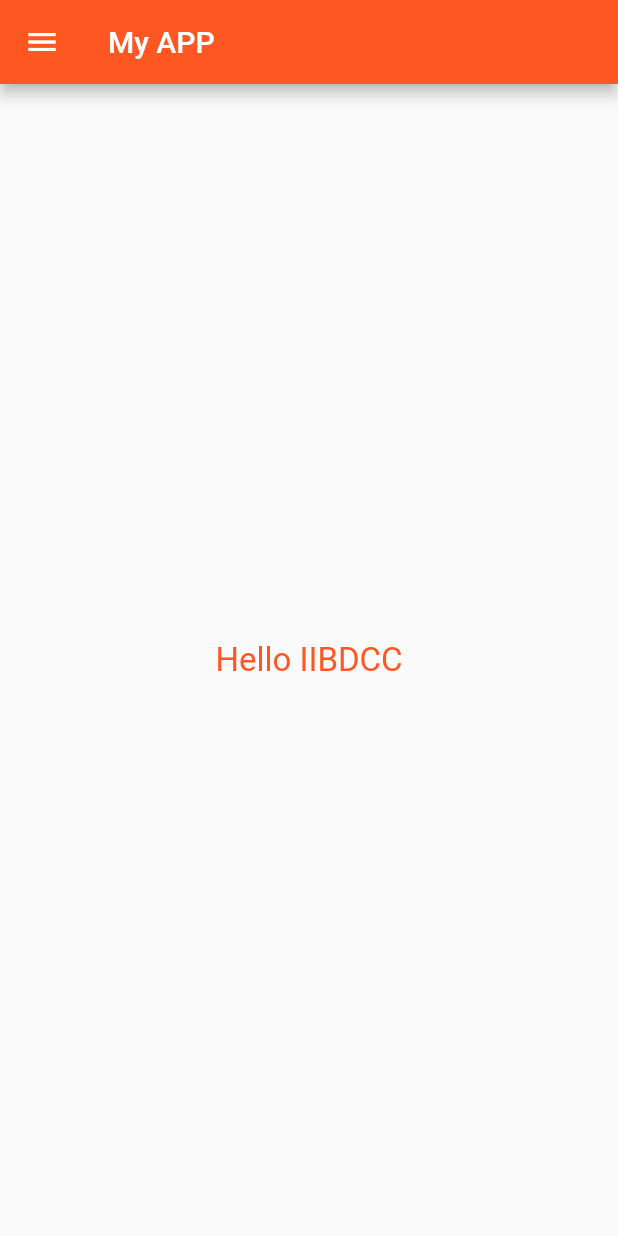
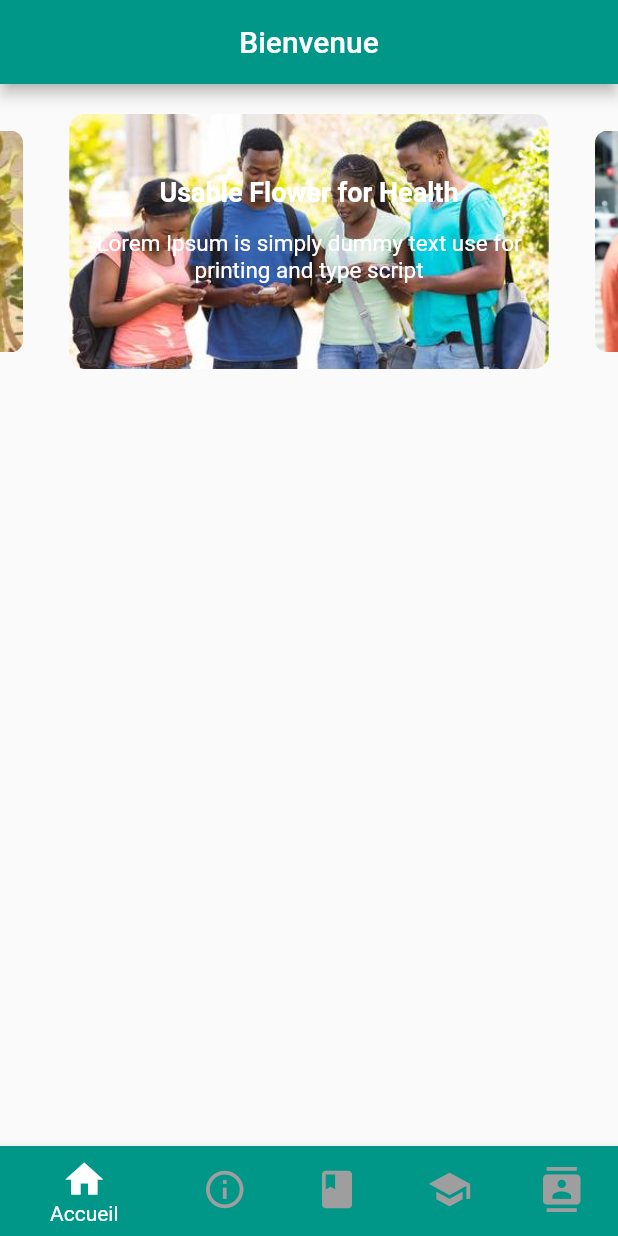
Before and after one commit to PiNdoye94/cfp-getech-flutter, a Flutter app: the screen it shows after launch, on a phone screen of 412 x 824 dp. Run offline on Flutter 3.47's test engine with Material 2 defaults, Android fonts, the phone set to English and light mode, and no system bars; drawn by our look-alikes of carousel_slider.

Commit message:
mise à jour de l'interface du projet avec flutter

```diff
--- /dev/null
+++ b/lib/accueil.dart
@@ -0,0 +1,257 @@
+import 'package:flutter/material.dart';
+import 'package:carousel_slider/carousel_slider.dart';
+
+
+class Accueil extends StatelessWidget {
+  @override
+  Widget build(BuildContext context){
+    return Scaffold(
+      //appBar: AppBar(backgroundColor: Colors.deepOrange,),
+      appBar: AppBar(title: Text('Bienvenue'),backgroundColor: Colors.teal,centerTitle: true,),
+      body: ListView(
+      children: <Widget>[
+        SizedBox(height: 15.0),
+        CarouselSlider(
+          items: [
+            Container(
+              margin: EdgeInsets.all(5.0),
+              decoration: BoxDecoration(
+                borderRadius: BorderRadius.circular(10.0),
+                image: DecorationImage(
+                  image: AssetImage('images/cfpImages/image1.jpg'),
+                  fit: BoxFit.cover,
+                ),
+              ),
+              child: Column(
+                mainAxisAlignment: MainAxisAlignment.center,
+                crossAxisAlignment: CrossAxisAlignment.center,
+                children: <Widget>[
+                  Text(
+                    'Usable Flower for Health',
+                    style: TextStyle(
+                    color: Colors.white,
+                    fontWeight: FontWeight.bold,
+                    fontSize: 18.0,
+                    ),
+                  ),
+                  Padding(
+                    padding: const EdgeInsets.all(15.0),
+                    child: Text(
+                      'Lorem Ipsum is simply dummy text use for printing and type script',
+                      style: TextStyle(
+                        color: Colors.white,
+                        fontSize: 15.0,
+                      ),
+                      textAlign: TextAlign.center,
+                    ),
+                  ),
+                ],
+              ),
+            ),
+            Container(
+              margin: EdgeInsets.all(5.0),
+              decoration: BoxDecoration(
+                borderRadius: BorderRadius.circular(10.0),
+                image: DecorationImage(
+                  image: AssetImage('images/cfpImages/image2.jpg'),
+                  fit: BoxFit.cover,
+                ),
+              ),
+              child: Column(
+                mainAxisAlignment: MainAxisAlignment.center,
+                crossAxisAlignment: CrossAxisAlignment.center,
+                children: <Widget>[
+                  Text(
+                    'Usable Flower for Health',
+                    style: TextStyle(
+                      color: Colors.white,
+                      fontWeight: FontWeight.bold,
+                      fontSize: 18.0,
+                    ),
+                  ),
+                  Padding(
+                    padding: const EdgeInsets.all(15.0),
+                    child: Text(
+                      'Lorem Ipsum is simply dummy text use for printing and type script',
+                      style: TextStyle(
+                        color: Colors.white,
+                        fontSize: 15.0,
+                      ),
+                      textAlign: TextAlign.center,
+                    ),
+                  ),
+                ]
+              ),
+            ),
+            Container(
+              margin: EdgeInsets.all(5.0),
+              decoration: BoxDecoration(
+                borderRadius: BorderRadius.circular(10.0),
+                image: DecorationImage(
+                  image: AssetImage('images/cfpImages/image3.png'),
+                  fit: BoxFit.cover,
+                ),
+              ),
+            ),
+            Container(
+              margin: EdgeInsets.all(5.0),
+              decoration: BoxDecoration(
+                borderRadius: BorderRadius.circular(10.0),
+                image: DecorationImage(
+                  image: AssetImage('images/cfpImages/image4.jpg'),
+                  fit: BoxFit.cover,
+                ),
+              ),
+              child: Column(
+                mainAxisAlignment: MainAxisAlignment.center,
+                crossAxisAlignment: CrossAxisAlignment.center,
+                children: <Widget>[
+                  Text(
+                    'Usable Flower for Health',
+                    style: TextStyle(
+                      color: Colors.white,
+                      fontWeight: FontWeight.bold,
+                      fontSize: 18.0,
+                    ),
+                  ),
+                  Padding(
+                    padding: const EdgeInsets.all(15.0),
+                    child: Text(
+                      'Lorem Ipsum is simply dummy text use for printing and type script',
+                      style: TextStyle(
+                        color: Colors.white,
+                        fontSize: 15.0,
+                      ),
+                      textAlign: TextAlign.center,
+                    ),
+                  ),
+                ]
+              ),
+            ),
+            Container(
+              margin: EdgeInsets.all(5.0),
+              decoration: BoxDecoration(
+                borderRadius: BorderRadius.circular(10.0),
+                image: DecorationImage(
+                  image: AssetImage('images/cfpImages/image5.jpg'),
+                  fit: BoxFit.cover,
+                ),
+              ),
+              child: Column(
+                mainAxisAlignment: MainAxisAlignment.center,
+                crossAxisAlignment: CrossAxisAlignment.center,
+                children: <Widget>[
+                  Text(
+                    'Usable Flower for Health',
+                    style: TextStyle(
+                      color: Colors.white,
+                      fontWeight: FontWeight.bold,
+                      fontSize: 18.0,
+                    ),
+                  ),
+                  Padding(
+                    padding: const EdgeInsets.all(15.0),
+                    child: Text(
+                      'Lorem Ipsum is simply dummy text use for printing and type script',
+                      style: TextStyle(
+                        color: Colors.white,
+                        fontSize: 15.0,
+                      ),
+                      textAlign: TextAlign.center,
+                    ),
+                  ),
+                ]
+              ),
+            ),
+            Container(
+              margin: EdgeInsets.all(5.0),
+              decoration: BoxDecoration(
+                borderRadius: BorderRadius.circular(10.0),
+                image: DecorationImage(
+                  image: AssetImage('images/cfpImages/image6.jpg'),
+                  fit: BoxFit.cover,
+                ),
+              ),
+              child: Column(
+                mainAxisAlignment: MainAxisAlignment.center,
+                crossAxisAlignment: CrossAxisAlignment.center,
+                children: <Widget>[
+                  Text(
+                    'Usable Flower for Health',
+                    style: TextStyle(
+                      color: Colors.white,
+                      fontWeight: FontWeight.bold,
+                      fontSize: 18.0,
+                    ),
+                  ),
+                  Padding(
+                    padding: const EdgeInsets.all(15.0),
+                    child: Text(
+                      'Lorem Ipsum is simply dummy text use for printing and type script',
+                      style: TextStyle(
+                        color: Colors.white,
+                        fontSize: 15.0,
+                      ),
+                      textAlign: TextAlign.center,
+                    ),
+                  ),
+                ]
+              ),
+            ),
+            Container(
+              margin: EdgeInsets.all(5.0),
+              decoration: BoxDecoration(
+                borderRadius: BorderRadius.circular(10.0),
+                image: DecorationImage(
+                  image: AssetImage('images/cfpImages/image7.jpg'),
+                  fit: BoxFit.cover,
+                ),
+              ),
+              child: Column(
+                mainAxisAlignment: MainAxisAlignment.center,
+                crossAxisAlignment: CrossAxisAlignment.center,
+                children: <Widget>[
+                  Text(
+                    'Usable Flower for Health',
+                    style: TextStyle(
+                      color: Colors.white,
+                      fontWeight: FontWeight.bold,
+                      fontSize: 18.0,
+                    ),
+                  ),
+                  Padding(
+                    padding: const EdgeInsets.all(15.0),
+                    child: Text(
+                      'Lorem Ipsum is simply dummy text use for printing and type script',
+                      style: TextStyle(
+                        color: Colors.white,
+                        fontSize: 15.0,
+                      ),
+                      textAlign: TextAlign.center,
+                    ),
+                  ),
+                ]
+              ),
+            )
+          ],
+          options: CarouselOptions(
+              height: 180.0,
+              aspectRatio: 16/9,
+              viewportFraction: 0.8,
+              initialPage: 0,
+              enableInfiniteScroll: true,
+              reverse: false,
+              autoPlay: true,
+              autoPlayInterval: Duration(seconds: 3),
+              autoPlayAnimationDuration: Duration(milliseconds: 800),
+              autoPlayCurve: Curves.fastOutSlowIn,
+              enlargeCenterPage: true,
+              //onPageChanged: callbackFunction,
+              scrollDirection: Axis.horizontal,
+          )
+        )
+      ]
+    ),
+    );
+  }
+}
--- a/lib/camera.dart
+++ /dev/null
@@ -1,11 +0,0 @@
-import 'package:flutter/material.dart';
-
-class Camera extends StatelessWidget {
-  @override
-  Widget build(BuildContext context){
-    return Scaffold(
-      appBar: AppBar(backgroundColor: Colors.deepOrange,),
-      body: Center(child: Text('Camera',style: TextStyle(fontSize: 22),),),
-    );
-  }
-}
--- /dev/null
+++ b/lib/candidature.dart
@@ -0,0 +1,12 @@
+import 'package:flutter/material.dart';
+
+class Candidature extends StatelessWidget {
+  @override
+  Widget build(BuildContext context){
+    return Scaffold(
+      //appBar: AppBar(backgroundColor: Colors.deepOrange,),
+      appBar: AppBar(title: Text('Formulaire de candidature'),backgroundColor: Colors.teal,centerTitle: true,),
+      body: Center(child: Text('Candidature',style: TextStyle(fontSize: 22),),),
+    );
+  }
+}
--- /dev/null
+++ b/lib/contact.dart
@@ -0,0 +1,12 @@
+import 'package:flutter/material.dart';
+
+class Contact extends StatelessWidget {
+  @override
+  Widget build(BuildContext context){
+    return Scaffold(
+      //appBar: AppBar(backgroundColor: Colors.deepOrange,),
+      appBar: AppBar(title: Text('Contacts'),backgroundColor: Colors.teal,centerTitle: true,),
+      body: Center(child: Text('Contact',style: TextStyle(fontSize: 22),),),
+    );
+  }
+}
--- /dev/null
+++ b/lib/formation.dart
@@ -0,0 +1,12 @@
+import 'package:flutter/material.dart';
+
+class Formation extends StatelessWidget {
+  @override
+  Widget build(BuildContext context){
+    return Scaffold(
+      //appBar: AppBar(backgroundColor: Colors.deepOrange,),
+      appBar: AppBar(title: Text('Nos formations'),backgroundColor: Colors.teal,centerTitle: true,),
+      body: Center(child: Text('Formations cfp getech',style: TextStyle(fontSize: 22),),),
+    );
+  }
+}
--- a/lib/gallery.dart
+++ /dev/null
@@ -1,11 +0,0 @@
-import 'package:flutter/material.dart';
-
-class Gallery extends StatelessWidget {
-  @override
-  Widget build(BuildContext context){
-    return Scaffold(
-      appBar: AppBar(backgroundColor: Colors.deepOrange,),
-      body: Center(child: Text('Gallery',style: TextStyle(fontSize: 22),),),
-    );
-  }
-}
--- a/lib/main.dart
+++ b/lib/main.dart
@@ -1,69 +1,95 @@
 import 'package:flutter/material.dart';
-import './quiz.dart';
-import './gallery.dart';
-import './weather.dart';
-import './camera.dart';
+import './accueil.dart';
+import './formation.dart';
+import './propos.dart';
+import './candidature.dart';
+import './contact.dart';
 
 void main() {
-  runApp(MaterialApp(home: MyApp(),));
+  runApp(MyApp());
 }
 
 class MyApp extends StatelessWidget {
   // This widget is the root of your application.
   @override
   Widget build(BuildContext context) {
-    return Scaffold(
-      drawer: Drawer(
-        child: ListView(
-          children:<Widget>[
-            DrawerHeader(
-              decoration: BoxDecoration(
-                gradient: LinearGradient(colors: [Colors.deepOrange,Colors.white])
-              ),
-                child: Center(
-                  child: CircleAvatar(
-                      radius: 40,
-                      backgroundImage: AssetImage('images/pisco.png'),
-                  ),
-                ),
-            ),
-            ListTile(
-              title: Text('Quiz', style: TextStyle(fontSize: 20),),
-              onTap: (){
-                Navigator.of(context).pop();//pour fermer la page quiz
-                Navigator.push(context, MaterialPageRoute(builder: (context)=>Quiz()));//route
-              },
-            ),
-            Divider(color: Colors.deepOrange,),
-            ListTile(
-              title: Text('Weather', style: TextStyle(fontSize: 20),),
-              onTap: (){
-                Navigator.of(context).pop();//pour fermer la page quiz
-                Navigator.push(context, MaterialPageRoute(builder: (context)=>Weather()));
-              },
-            ),
-            Divider(color: Colors.deepOrange,),
-            ListTile(
-              title: Text('Gallery', style: TextStyle(fontSize: 20),),
-              onTap: (){
-                Navigator.of(context).pop();//pour fermer la page quiz
-                Navigator.push(context, MaterialPageRoute(builder: (context)=>Gallery()));
-              },
-            ),
-            Divider(color: Colors.deepOrange,),
-            ListTile(
-              title: Text('Camera', style: TextStyle(fontSize: 20),),
-              onTap: (){
-                Navigator.of(context).pop();//pour fermer la page quiz
-                Navigator.push(context, MaterialPageRoute(builder: (context)=>Camera()));
-              },
-            ),
-          ],
-        ),
-      ),
-      appBar: AppBar(title: Text('My APP'),backgroundColor: Colors.deepOrange,),
-      body: Center(child:
-        Text('Hello IIBDCC', style: TextStyle(fontSize: 22, color: Colors.deepOrange),)),
+    return MaterialApp(
+      debugShowCheckedModeBanner: false,
+      home: CfpHome(),
     );
   }
 }
+
+class CfpHome extends StatefulWidget {
+  @override
+  _CfpHomeState createState() => _CfpHomeState();
+}
+
+class _CfpHomeState extends State<CfpHome> {
+  int _selectedIndex = 0;
+  List<Widget> _options = <Widget>[
+    Accueil(),
+    Propos(),
+    Formation(),
+    Candidature(),
+    Contact(),
+    /* Text('Accueil', style: TextStyle(fontSize: 35, fontWeight: FontWeight.bold, color: Colors.deepOrange)),
+    Text('A Propos', style: TextStyle(fontSize: 35, fontWeight: FontWeight.bold, color: Colors.deepOrange)),
+    Text('Formations', style: TextStyle(fontSize: 35, fontWeight: FontWeight.bold, color: Colors.deepOrange)),
+    Text('Candidature', style: TextStyle(fontSize: 35, fontWeight: FontWeight.bold, color: Colors.deepOrange)),
+    Text('Contacts', style: TextStyle(fontSize: 35, fontWeight: FontWeight.bold, color: Colors.deepOrange)), */
+  ];
+
+  void _onItemTap(int index) {
+    setState(() {
+      _selectedIndex = index;
+    });
+  }
+
+  @override
+  Widget build(BuildContext context) {
+    return Scaffold(
+      //bar de navigation
+      bottomNavigationBar: BottomNavigationBar(
+          items: const <BottomNavigationBarItem>[
+            BottomNavigationBarItem(
+                icon: Icon(Icons.home),
+                label: 'Accueil',
+                backgroundColor: Colors.teal
+            ),
+            BottomNavigationBarItem(
+                icon: Icon(Icons.info_outline),
+                label: 'A Propos',
+                backgroundColor: Colors.teal,
+            ),
+            BottomNavigationBarItem(
+                icon: Icon(Icons.book),
+                label: 'Formations',
+                backgroundColor: Colors.teal
+            ),
+            BottomNavigationBarItem(
+                icon: Icon(Icons.school),
+                label: 'Candidature',
+                backgroundColor: Colors.teal
+            ),
+            BottomNavigationBarItem(
+              icon: Icon(Icons.contacts),
+              label: 'Contacts',
+              backgroundColor: Colors.teal,
+            ),
+          ],
+          type: BottomNavigationBarType.shifting,
+          currentIndex: _selectedIndex,
+          selectedItemColor: Colors.white,
+          unselectedItemColor: Colors.grey,
+          iconSize: 30,
+          onTap: _onItemTap,
+          elevation: 5
+      ),
+      //appBar: AppBar(title: Text('CFP-GETECH'),backgroundColor: Colors.teal,centerTitle: true,),
+      body: Center(child: _options.elementAt(_selectedIndex),
+        //Text('Bienvenue', style: TextStyle(fontSize: 22, color: Colors.deepOrange))
+      ),
+    );
+  }
+}
--- /dev/null
+++ b/lib/propos.dart
@@ -0,0 +1,12 @@
+import 'package:flutter/material.dart';
+
+class Propos extends StatelessWidget {
+  @override
+  Widget build(BuildContext context){
+    return Scaffold(
+      //appBar: AppBar(backgroundColor: Colors.deepOrange,),
+      appBar: AppBar(title: Text(' A propos'),backgroundColor: Colors.teal,centerTitle: true,),
+      body: Center(child: Text('A propos',style: TextStyle(fontSize: 22),),),
+    );
+  }
+}
--- a/lib/quiz.dart
+++ /dev/null
@@ -1,11 +0,0 @@
-import 'package:flutter/material.dart';
-
-class Quiz extends StatelessWidget {
-  @override
-  Widget build(BuildContext context){
-    return Scaffold(
-      appBar: AppBar(backgroundColor: Colors.deepOrange,),
-      body: Center(child: Text('Quiz',style: TextStyle(fontSize: 22),),),
-    );
-  }
-}
--- a/lib/weather.dart
+++ /dev/null
@@ -1,11 +0,0 @@
-import 'package:flutter/material.dart';
-
-class Weather extends StatelessWidget {
-  @override
-  Widget build(BuildContext context){
-    return Scaffold(
-      appBar: AppBar(backgroundColor: Colors.deepOrange,),
-      body: Center(child: Text('Weather',style: TextStyle(fontSize: 22),),),
-    );
-  }
-}
--- a/pubspec.yaml
+++ b/pubspec.yaml
@@ -28,6 +28,7 @@ dependencies:
   # The following adds the Cupertino Icons font to your application.
   # Use with the CupertinoIcons class for iOS style icons.
   cupertino_icons: ^1.0.0
+  carousel_slider: ^3.0.0
 
 dev_dependencies:
   flutter_test:
@@ -47,6 +48,7 @@ flutter:
   # To add assets to your application, add an assets section, like this:
   assets:
      - images/pisco.png
+     - images/cfpImages/
   #   - images/a_dot_ham.jpeg
 
   # An image asset can refer to one or more resolution-specific "variants", see
```
Also changed, not shown: images/cfp.jpeg (added), images/cfpImages/image1.jpg (added), images/cfpImages/image2.jpg (added), images/cfpImages/image3.png (added), images/cfpImages/image4.jpg (added), images/cfpImages/image5.jpg (added), images/cfpImages/image6.jpg (added), images/cfpImages/image7.jpg (added), images/logo.png (added), pubspec.lock.
